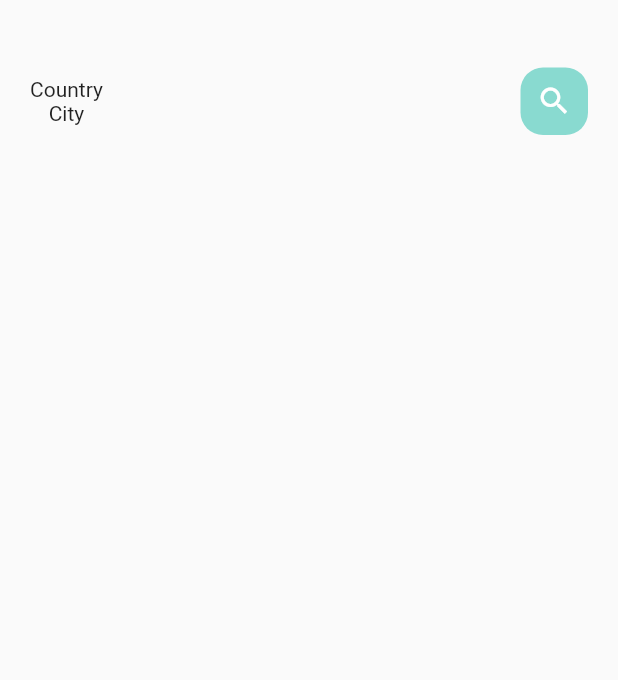
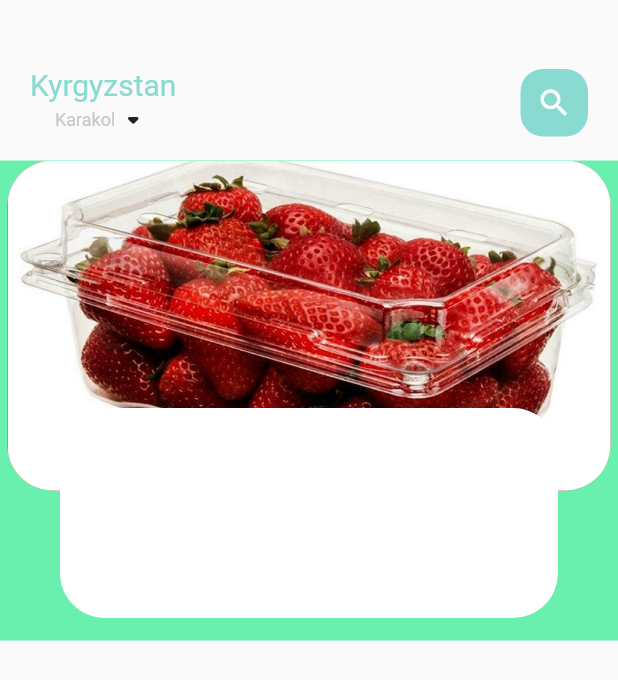
Before and after one commit to ErmekBakyt/food_app_mobile, a Flutter app: the screen it shows after launch, on a phone screen of 412 x 824 dp. Shown: the top 680 px of the screen. Run offline on Flutter 3.47's test engine with Material 2 defaults, Android fonts, the phone set to English and light mode, and no system bars.

Commit message:
added body part

```diff
--- /dev/null
+++ b/lib/home/food_page_body.dart
@@ -0,0 +1,52 @@
+import 'package:flutter/cupertino.dart';
+import 'package:flutter/material.dart';
+
+class FoodPageBody extends StatefulWidget {
+  const FoodPageBody({Key? key}) : super(key: key);
+
+  @override
+  State<FoodPageBody> createState() => _FoodPageBodyState();
+}
+
+class _FoodPageBodyState extends State<FoodPageBody> {
+  @override
+  Widget build(BuildContext context) {
+    return Container(
+      color: Colors.greenAccent,
+      height: 320,
+      child: PageView.builder(
+          itemCount: 5,
+          itemBuilder: (context, position) {
+            return _buildPageItem(position);
+          }),
+    );
+  }
+
+  Widget _buildPageItem(int index) {
+    return Stack(
+      children: [
+        Container(
+          height: 220,
+          margin: EdgeInsets.only(left: 5, right: 5),
+          decoration: BoxDecoration(
+              borderRadius: BorderRadius.circular(30),
+              color: index.isEven ? Colors.red : Colors.green,
+              image: DecorationImage(
+                  fit: BoxFit.cover,
+                  image: AssetImage("assets/images/strawberry1.jpg"))),
+        ),
+        Align(
+          alignment: Alignment.bottomCenter,
+          child: Container(
+            height: 140,
+            margin: EdgeInsets.only(left: 40, right: 40, bottom: 15),
+            decoration: BoxDecoration(
+              borderRadius: BorderRadius.circular(30),
+              color: Colors.white,
+            ),
+          ),
+        ),
+      ],
+    );
+  }
+}
--- a/lib/home/main_food_page.dart
+++ b/lib/home/main_food_page.dart
@@ -1,5 +1,8 @@
 import 'package:flutter/material.dart';
+import 'package:food_delivery/home/food_page_body.dart';
 import 'package:food_delivery/utils/colors.dart';
+import 'package:food_delivery/widgets/big_text.dart';
+import 'package:food_delivery/widgets/small_text.dart';
 
 class MainFoodPage extends StatefulWidget {
   const MainFoodPage({Key? key}) : super(key: key);
@@ -23,8 +26,13 @@ class _MainFoodPageState extends State<MainFoodPage> {
                 children: [
                   Column(
                     children: [
-                      Text("Country"),
-                      Text("City")
+                      BigText(text: "Kyrgyzstan", color: AppColors.mainColor,),
+                      Row(
+                        children: [
+                          SmallText(text: "Karakol"),
+                          Icon(Icons.arrow_drop_down_rounded)
+                        ],
+                      )
                     ],
                   ),
                   Center(
@@ -42,6 +50,7 @@ class _MainFoodPageState extends State<MainFoodPage> {
               ),
             ),
           ),
+          FoodPageBody(),
         ],
       )
     );
--- a/lib/widgets/big_text.dart
+++ b/lib/widgets/big_text.dart
@@ -1,21 +1,23 @@
 import 'package:flutter/cupertino.dart';
 
 class BigText extends StatelessWidget {
-  final Color? color;
+  Color? color;
   final String text;
   double size;
   TextOverflow overFlow;
-  BigText({Key? key, this.color, required this.text, this.overFlow = TextOverflow.ellipsis, this.size = 20}) : super(key: key);
+  BigText({Key? key, this.color = const Color(0xFF332d2b), required this.text, this.overFlow = TextOverflow.ellipsis, this.size = 20}) : super(key: key);
 
   @override
   Widget build(BuildContext context) {
     return  Text(
       text,
+      maxLines: 1,
       overflow: overFlow,
       style: TextStyle(
         color: color,
         fontFamily: 'Roboto',
-        fontWeight: FontWeight.w400
+        fontWeight: FontWeight.w400,
+        fontSize: size
       ),
     );
   }
--- /dev/null
+++ b/lib/widgets/small_text.dart
@@ -0,0 +1,26 @@
+import 'package:flutter/cupertino.dart';
+
+class SmallText extends StatelessWidget {
+  Color? color;
+  final String text;
+  double size;
+  double height;
+  SmallText({Key? key, this.color = const Color(0xFFccc7c5),
+    required this.text,
+    this.size = 12,
+    this.height = 1.2
+  }) : super(key: key);
+
+  @override
+  Widget build(BuildContext context) {
+    return  Text(
+      text,
+      style: TextStyle(
+          color: color,
+          fontFamily: 'Roboto',
+          fontSize: size,
+          height: height
+      ),
+    );
+  }
+}
```
Also changed, not shown: pubspec.yaml (+9 -7 lines), assets/font/Roboto-Black.ttf (renamed from assets/fonts/Roboto-Black.ttf), assets/font/Roboto-Bold.ttf (renamed from assets/fonts/Roboto-Bold.ttf), assets/font/Roboto-Medium.ttf (renamed from assets/fonts/Roboto-Medium.ttf), assets/font/Roboto-Regular.ttf (renamed from assets/fonts/Roboto-Regular.ttf), assets/images/strawberry1.jpg (added), assets/images/strawberry2.jpg (added), assets/images/strawberry3.jpg (added), assets/images/strawberry4.jpg (added), assets/images/strawberry5.jpg (added).
